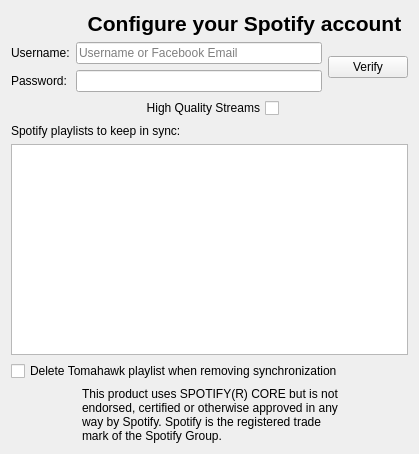
Before: the Qt Designer form src/accounts/spotify/SpotifyAccountConfig.ui in tomahawk-player/tomahawk, drawn with Qt 5.
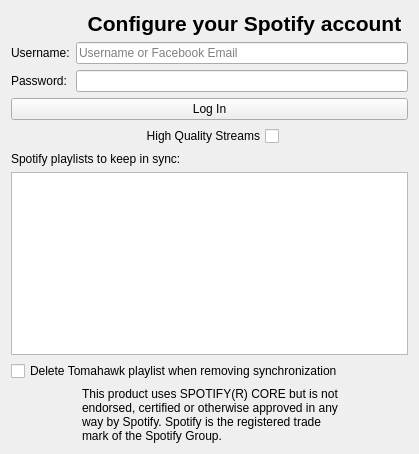
After: the same form once the commit is applied. Icons and pictures are not drawn.

Commit message: Rework spotify UI a bit for greater clarity

Patch:
```diff
--- a/src/accounts/spotify/SpotifyAccountConfig.ui
+++ b/src/accounts/spotify/SpotifyAccountConfig.ui
@@ -109,14 +109,14 @@
        </item>
       </layout>
      </item>
+    </layout>
+   </item>
      <item>
-      <widget class="QPushButton" name="verifyCreds">
+    <widget class="QPushButton" name="loginButton">
        <property name="text">
-        <string>Verify</string>
-       </property>
-      </widget>
-     </item>
-    </layout>
+      <string>Log In</string>
+     </property>
+    </widget>
    </item>
    <item>
     <layout class="QHBoxLayout" name="horizontalLayout_3">
```
Lines whose indentation alone changed are shown as unchanged. The commit also changes 4 other files.
